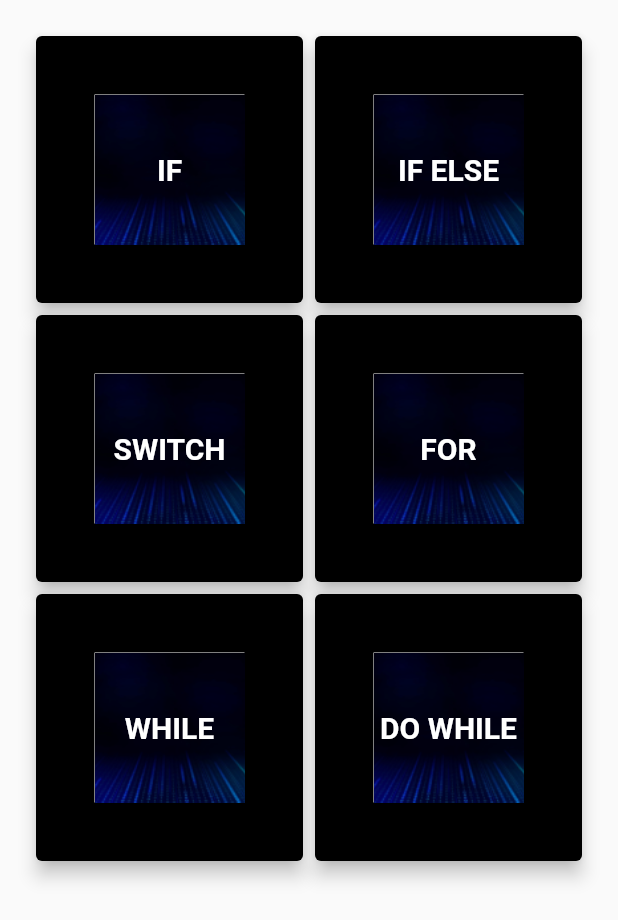
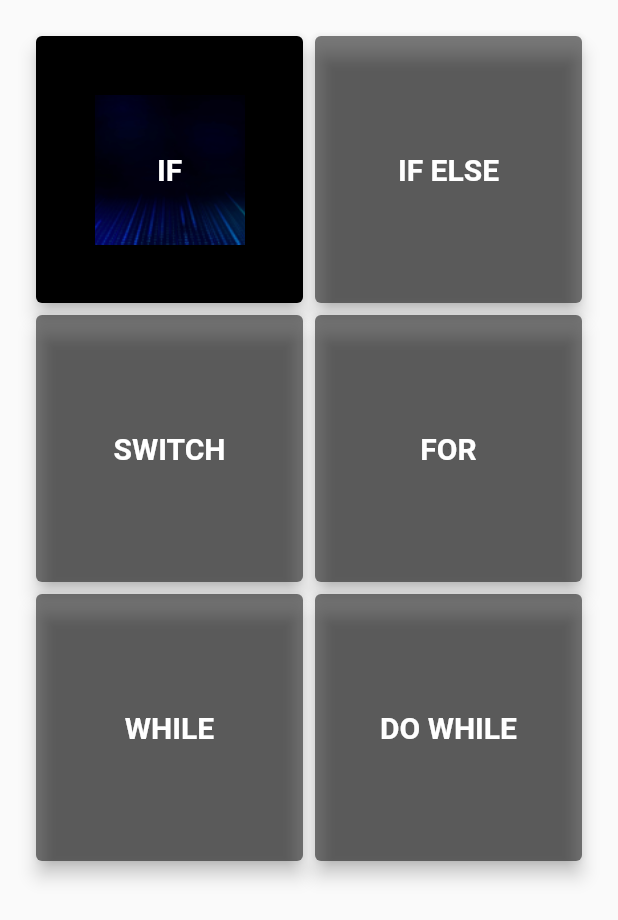
Before and after one commit to MysticalTurtle/program_ando, a Flutter app: the RewardsPage screen opened by its route, on a phone screen of 412 x 824 dp. Shown: the top 920 px of the screen. Run offline on Flutter 3.47's test engine with Material 2 defaults, Android fonts, the light colour scheme and no system bars; missing offline and left inert: flutter_secure_storage_web; Roboto replaces fonts that are missing (JockeyOne).

Commit message:
Finish Reward nivel

```diff
--- a/lib/main.dart
+++ b/lib/main.dart
@@ -32,8 +32,8 @@ class MyApp extends StatelessWidget {
   Widget build(BuildContext context) {
     return MultiProvider(
       providers: [
-        Provider(create: (_) => AuthProvider()),
-        Provider(create: (_) => RewardProvider()),
+        ChangeNotifierProvider(create: (_) => AuthProvider()),
+        ChangeNotifierProvider(create: (_) => RewardProvider()),
         // Provider(create: (_) => UserProvider()),
         // Provider(create: (_) => ChallengeProvider()),
         // Provider(create: (_) => LevelProvider()),
--- a/lib/presentation/home/rewards/rewards_page.dart
+++ b/lib/presentation/home/rewards/rewards_page.dart
@@ -1,6 +1,7 @@
 import 'package:flutter/material.dart';
 import 'package:program_ando/domain/entities/reward.dart';
 import 'package:program_ando/presentation/providers/reward_provider.dart';
+import 'package:provider/provider.dart';
 
 class RewardsPage extends StatefulWidget {
   const RewardsPage({super.key});
@@ -65,36 +66,49 @@ class RewardCard extends StatelessWidget {
 
   @override
   Widget build(BuildContext context) {
+    RewardProvider rewardProvider =
+        (Provider.of<RewardProvider>(context, listen: false));
     return InkWell(
       onTap: () {
         if (isPopup) {
           Navigator.pop(context);
         } else {
-          _showMyDialog(context, reward, isPopup);
+          if (rewardProvider.nivel - 1 < reward.level) {
+          } else {
+            _showMyDialog(context, reward, isPopup);
+          }
         }
       },
       child: Card(
         // Set color hexadecimal
-        color: Colors.black,
+        color: rewardProvider.nivel - 1 < reward.level
+            ? Colors.black.withOpacity(0.5)
+            : Colors.black,
         elevation: 5,
         child: Container(
           margin: const EdgeInsets.all(10),
-          color: Colors.black,
+          color: Colors.transparent,
           child: Column(
             children: [
               Expanded(
                 child: Container(
-                  color: Colors.black,
+                  color: Colors.transparent,
                   child: Center(
                     child: Container(
                       height: 100,
                       width: 100,
                       decoration: BoxDecoration(
-                        color: Colors.white,
+                        color: Colors.transparent,
                         image: DecorationImage(
-                          image:
-                              Image.asset('assets/reward/BackgroundRewards.png')
-                                  .image,
+                          image: Image.asset(
+                            'assets/reward/BackgroundRewards.png',
+                          ).image,
+                          colorFilter: ColorFilter.mode(
+                            rewardProvider.nivel - 1 < reward.level
+                                ? Colors.black.withOpacity(0)
+                                : Colors.white,
+                            BlendMode.modulate,
+                          ),
                           fit: BoxFit.cover,
                         ),
                       ),
--- a/lib/presentation/providers/reward_provider.dart
+++ b/lib/presentation/providers/reward_provider.dart
@@ -3,10 +3,17 @@ import 'package:program_ando/data/user_repository.dart';
 import 'package:program_ando/domain/entities/reward.dart';
 
 class RewardProvider extends ChangeNotifier {
-  int nivel = 1;
+  int _nivel = 2;
+  int get nivel => _nivel;
+
   static Future<List<Reward>> getRewards({idUser = 0}) async {
     List<Reward> reward =
         await RewardRepositoryImpl().listReward(idUser: idUser);
     return reward;
   }
+
+  void incrementNivel() {
+    _nivel++;
+    notifyListeners();
+  }
 }
--- a/lib/presentation/widgets/custom_appbar.dart
+++ b/lib/presentation/widgets/custom_appbar.dart
@@ -1,8 +1,8 @@
 import 'package:flutter/material.dart';
 
 // Esta es la chamba de Manuel
-AppBar customAppBar (BuildContext context) {
+AppBar customAppBar(BuildContext context) {
   return AppBar(
-    title: const Text('ProgramAndo'),
+    title: Image.asset("assets/LogoHeader.png", width: 150),
   );
 }
```
Also changed, not shown: lib/presentation/login/login_page.dart (+17 -6 lines).
